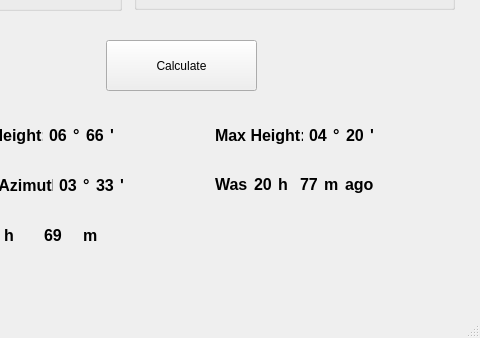
First picture: the form in GUI/mainwindow.ui, repository IamNotProgrammer/Star-height, before the edit; both pictures show x 116 to 596 and y 217 to 555 of the 596 by 555 pixel window.
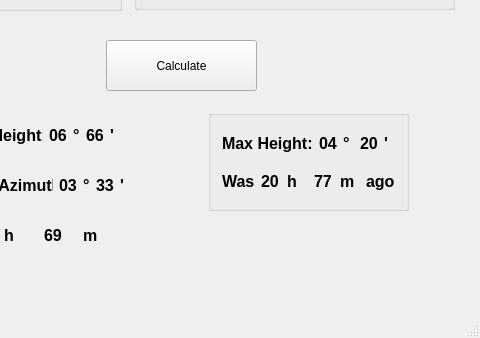
Second picture: the form after the edit.

Patch:
```diff
--- a/GUI/mainwindow.ui
+++ b/GUI/mainwindow.ui
@@ -543,15 +543,17 @@
      <string>Calculate</string>
     </property>
    </widget>
-   <widget class="QWidget" name="horizontalLayoutWidget_4">
+   <widget class="QGroupBox" name="verticalGroupBox">
     <property name="geometry">
      <rect>
-      <x>320</x>
+      <x>324</x>
       <y>310</y>
-      <width>181</width>
-      <height>51</height>
+      <width>201</width>
+      <height>101</height>
      </rect>
     </property>
+    <layout class="QVBoxLayout" name="verticalLayout">
+     <item>
     <layout class="QHBoxLayout" name="horizontalLayout_4">
      <item>
       <widget class="QLabel" name="label_29">
@@ -624,16 +626,8 @@
       </widget>
      </item>
     </layout>
-   </widget>
-   <widget class="QWidget" name="horizontalLayoutWidget_5">
-    <property name="geometry">
-     <rect>
-      <x>320</x>
-      <y>359</y>
-      <width>181</width>
-      <height>51</height>
-     </rect>
-    </property>
+     </item>
+     <item>
     <layout class="QHBoxLayout" name="horizontalLayout_5">
      <item>
       <widget class="QLabel" name="in_was">
@@ -718,6 +712,8 @@
         <string>ago</string>
        </property>
       </widget>
+       </item>
+      </layout>
      </item>
     </layout>
    </widget>
```
Left out of the diff: 24 changed lines with no effect on the pictures. Lines whose indentation alone changed are shown as unchanged.
